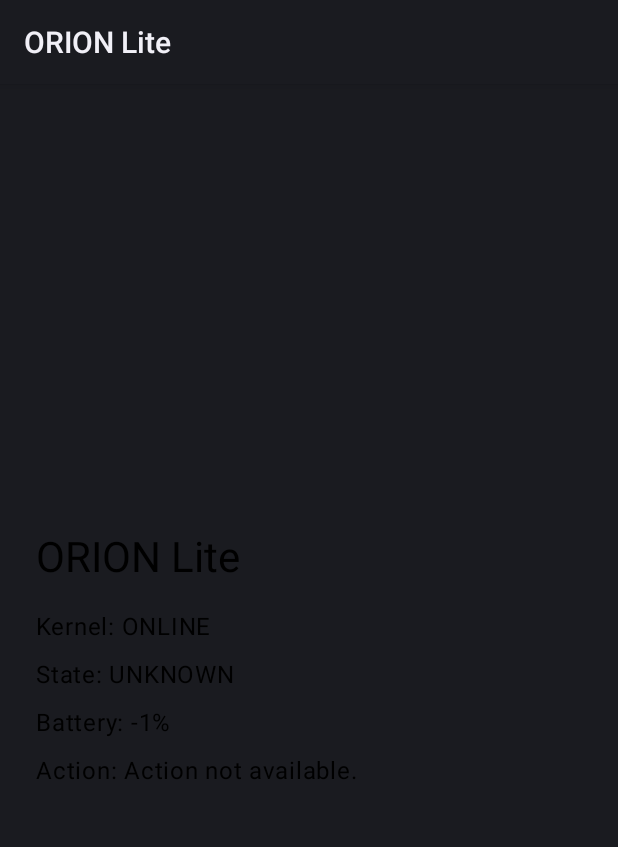
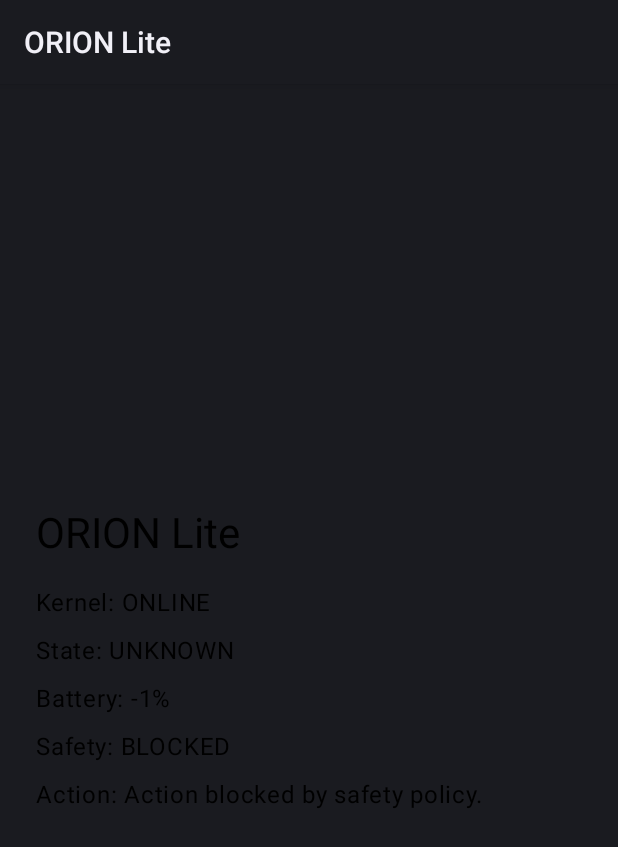
Before and after one commit to vikricahya64-alt/ORION-Lite., an Android app built with Jetpack Compose: the screen it shows after launch (MainActivity), on a phone screen of 412 x 824 dp. Shown: the top 847 px of the screen. Run offline under Robolectric (Android 15) with nearby library versions, the phone set to English and light mode, and no system bars.

Commit message:
feat: add ORION safety policy

```diff
--- a/android/app/src/main/java/com/orion/lite/MainActivity.kt
+++ b/android/app/src/main/java/com/orion/lite/MainActivity.kt
@@ -19,6 +19,7 @@ import com.orion.lite.orion.ActionRouter
 import com.orion.lite.orion.DeviceMonitor
 import com.orion.lite.orion.OrionCore
 import com.orion.lite.orion.OrionKernel
+import com.orion.lite.orion.SafetyPolicy
 
 class MainActivity : ComponentActivity() {
 
@@ -29,11 +30,13 @@ class MainActivity : ComponentActivity() {
         val monitor = DeviceMonitor(this)
         val core = OrionCore()
         val router = ActionRouter()
+        val safety = SafetyPolicy()
         val executor = ActionExecutor(this)
 
         kernel.register("device_monitor", monitor)
         kernel.register("core", core)
         kernel.register("action_router", router)
+        kernel.register("safety_policy", safety)
         kernel.register("action_executor", executor)
 
         kernel.boot()
@@ -48,6 +51,10 @@ class MainActivity : ComponentActivity() {
                 mutableStateOf(-1)
             }
 
+            var safetyState = remember {
+                mutableStateOf("CHECKING")
+            }
+
             var action = remember {
                 mutableStateOf("Starting...")
             }
@@ -59,11 +66,31 @@ class MainActivity : ComponentActivity() {
                 val device = monitor.read()
                 val decision = core.analyze(device)
                 val routedAction = router.route(decision)
-                val result = executor.execute(routedAction)
 
-                battery.value = device.batteryPercent
-                state.value = decision.state
+                val safetyResult =
+                    safety.check(routedAction)
+
+                if (safetyResult.allowed) {
+
+                    val result =
+                        executor.execute(routedAction)
+
                     action.value = result.message
+                    safetyState.value = "ALLOWED"
+
+                } else {
+
+                    action.value =
+                        "Action blocked by safety policy."
+
+                    safetyState.value = "BLOCKED"
+                }
+
+                battery.value =
+                    device.batteryPercent
+
+                state.value =
+                    decision.state
             }
 
             MaterialTheme {
@@ -79,11 +106,13 @@ class MainActivity : ComponentActivity() {
                     Text(
                         text = "ORION Lite",
                         style =
-                            MaterialTheme.typography.headlineMedium
+                            MaterialTheme.typography
+                                .headlineMedium
                     )
 
                     Text(
-                        text = "Kernel: ${
+                        text =
+                            "Kernel: ${
                                 if (kernel.running)
                                     "ONLINE"
                                 else
@@ -94,19 +123,29 @@ class MainActivity : ComponentActivity() {
                     )
 
                     Text(
-                        text = "State: ${state.value}",
+                        text =
+                            "State: ${state.value}",
                         modifier =
                             Modifier.padding(top = 8.dp)
                     )
 
                     Text(
-                        text = "Battery: ${battery.value}%",
+                        text =
+                            "Battery: ${battery.value}%",
                         modifier =
                             Modifier.padding(top = 8.dp)
                     )
 
                     Text(
-                        text = "Action: ${action.value}",
+                        text =
+                            "Safety: ${safetyState.value}",
+                        modifier =
+                            Modifier.padding(top = 8.dp)
+                    )
+
+                    Text(
+                        text =
+                            "Action: ${action.value}",
                         modifier =
                             Modifier.padding(top = 8.dp)
                     )
--- /dev/null
+++ b/android/app/src/main/java/com/orion/lite/orion/SafetyPolicy.kt
@@ -0,0 +1,35 @@
+package com.orion.lite.orion
+
+data class SafetyResult(
+    val allowed: Boolean,
+    val reason: String
+)
+
+class SafetyPolicy {
+
+    fun check(action: OrionAction): SafetyResult {
+
+        return when (action.id) {
+
+            "BATTERY_ATTENTION" -> SafetyResult(
+                allowed = true,
+                reason = "Battery attention action is allowed."
+            )
+
+            "LOW_POWER_NOTICE" -> SafetyResult(
+                allowed = true,
+                reason = "Low power action is allowed."
+            )
+
+            "MONITOR" -> SafetyResult(
+                allowed = true,
+                reason = "Normal monitoring is allowed."
+            )
+
+            else -> SafetyResult(
+                allowed = false,
+                reason = "Action is not authorized."
+            )
+        }
+    }
+}
```
Also changed, not shown: 78 other files. Lines whose indentation alone changed are shown as unchanged.
